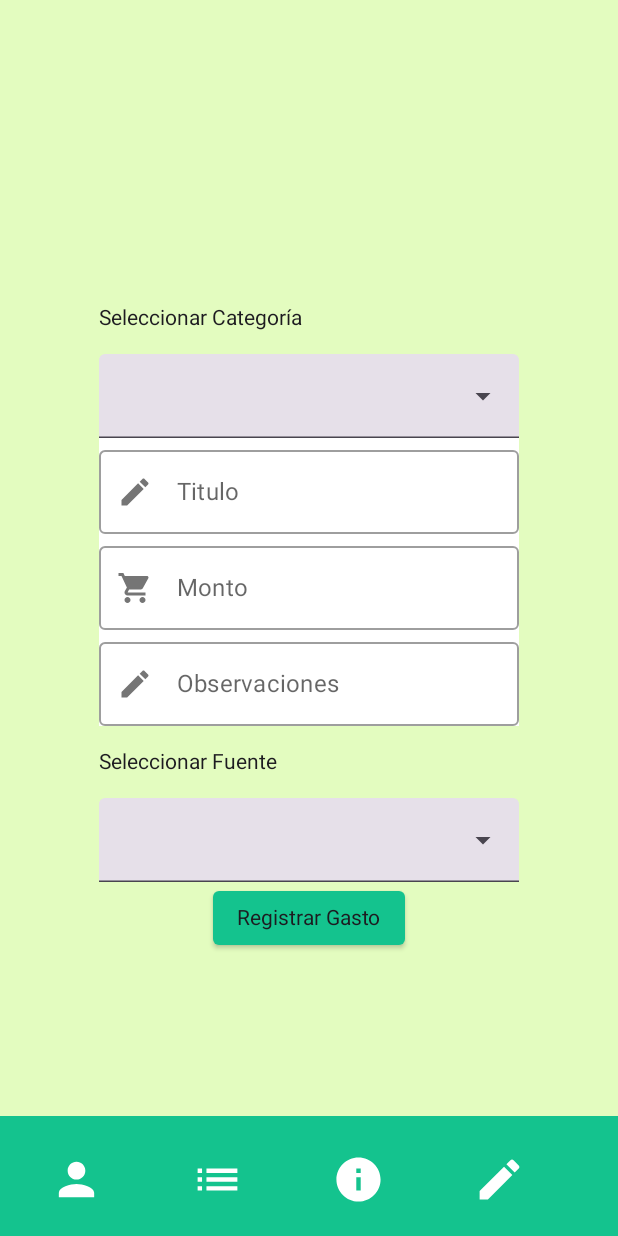
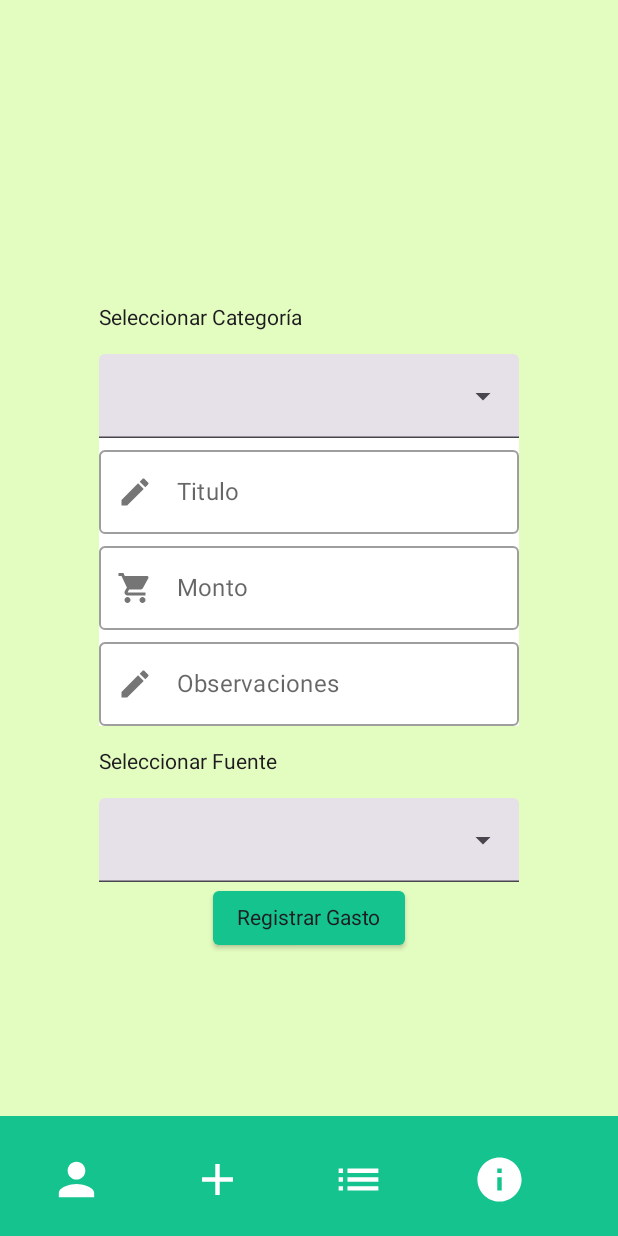
Before and after one commit to tvillegas98/tdl-kotlin-2023-1c, an Android app built with Jetpack Compose: the RegistrarGastosActivity screen opened directly, with no data from a screen before it, on a phone screen of 412 x 824 dp. Run offline under Robolectric (Android 15) with nearby library versions, the phone set to English and light mode, and no system bars; our stand-ins replace Firebase (no records; nobody signed in at launch, a user with empty details on screens opened directly).

Commit message:
Funcionalidad navBar + organizacion archivos

```diff
--- a/MyFirstApp/app/src/main/java/com/example/myfirstapp/RegistrarGastoActivity.kt
+++ b/MyFirstApp/app/src/main/java/com/example/myfirstapp/RegistrarGastoActivity.kt
@@ -14,17 +14,12 @@ import androidx.compose.foundation.background
 import androidx.compose.foundation.layout.Arrangement
 import androidx.compose.foundation.layout.Column
 import androidx.compose.foundation.layout.fillMaxSize
-import androidx.compose.foundation.layout.padding
-import androidx.compose.foundation.text.KeyboardOptions
 import androidx.compose.material.ButtonDefaults
 import androidx.compose.material.icons.Icons
 import androidx.compose.material.icons.filled.Edit
 import androidx.compose.material.icons.filled.ShoppingCart
 import androidx.compose.material.Button
-import androidx.compose.material3.DropdownMenuItem
 import androidx.compose.material3.ExperimentalMaterial3Api
-import androidx.compose.material3.ExposedDropdownMenuBox
-import androidx.compose.material3.ExposedDropdownMenuDefaults
 import androidx.compose.material3.MaterialTheme
 import androidx.compose.material3.Scaffold
 import androidx.compose.material3.Surface
@@ -37,14 +32,11 @@ import androidx.compose.runtime.remember
 import androidx.compose.runtime.setValue
 import androidx.compose.ui.Alignment
 import androidx.compose.ui.Modifier
-import androidx.compose.ui.graphics.Color
 import androidx.compose.ui.res.colorResource
-import androidx.compose.ui.text.input.KeyboardType
-import androidx.compose.ui.unit.dp
 import com.example.myfirstapp.ui.DropdownMenu
 import com.example.myfirstapp.ui.StandardNumberField
 import com.example.myfirstapp.ui.StandardTextField
-import com.example.myfirstapp.ui.navigationAppBar
+import com.example.myfirstapp.ui.StandardNavigationAppBar
 import com.example.myfirstapp.ui.theme.MyFirstAppTheme
 import com.google.firebase.Timestamp
 import com.google.firebase.firestore.ktx.firestore
@@ -52,6 +44,9 @@ import com.google.firebase.ktx.Firebase
 import java.util.Date
 
 class RegistrarGastosActivity : ComponentActivity() {
+    private val registrarGastos = {startActivity(Intent(this, RegistrarGastosActivity::class.java))}
+    private val historialGastos = {startActivity(Intent(this, HistorialGastosActivity::class.java))}
+
     @RequiresApi(Build.VERSION_CODES.M)
     @SuppressLint("UnusedMaterial3ScaffoldPaddingParameter")
     @OptIn(ExperimentalMaterial3Api::class)
@@ -66,7 +61,7 @@ class RegistrarGastosActivity : ComponentActivity() {
                     color = MaterialTheme.colorScheme.background
                 ) {
                     Scaffold(
-                        bottomBar = { navigationAppBar() }
+                        bottomBar = { StandardNavigationAppBar(registrarGastos=registrarGastos, historialGastos=historialGastos) }
                     ) {
                         registroDeGasto()
                     }
--- a/MyFirstApp/app/src/main/java/com/example/myfirstapp/ui/NavigationAppBar.kt
+++ b/MyFirstApp/app/src/main/java/com/example/myfirstapp/ui/NavigationAppBar.kt
@@ -1,74 +1,48 @@
 package com.example.myfirstapp.ui
 
-import android.content.Intent
-import android.util.Log
-import androidx.compose.foundation.layout.padding
-import androidx.compose.foundation.layout.size
-import androidx.compose.material.Icon
+import androidx.compose.material.TopAppBar
 import androidx.compose.material.icons.Icons
-import androidx.compose.material.icons.filled.Create
+import androidx.compose.material.icons.filled.Add
 import androidx.compose.material.icons.filled.Info
 import androidx.compose.material.icons.filled.List
 import androidx.compose.material.icons.filled.Person
-import androidx.compose.material3.IconButton
 import androidx.compose.runtime.Composable
-import androidx.compose.ui.Modifier
-import androidx.compose.ui.graphics.Color
 import androidx.compose.ui.res.colorResource
 import androidx.compose.ui.unit.dp
-import androidx.core.content.ContextCompat.startActivity
 import com.example.myfirstapp.R
-import com.example.myfirstapp.RegistrarGastosActivity
 
 @Composable
 //@Preview
-fun navigationAppBar() {
+fun StandardNavigationAppBar(registrarGastos: () -> Unit, historialGastos: () -> Unit) {
     androidx.compose.material3.BottomAppBar(
         actions = {
-            IconButton(
-                onClick = {
-                    Log.d("LIST", "BUTTON PERSON")
-                          },
-                modifier = Modifier
-                    .padding(horizontal = 12.dp)
-                    .size(70.dp)
-            ) {
-                Icon(Icons.Filled.Person,
-                    contentDescription = "",
-                    tint = Color.White,
-                    modifier=Modifier.size(35.dp))
-            }
-            IconButton(
-                    onClick = { /* TODO Edit onClick */
-                        Log.d("LIST", "BUTTON LIST")
-                         },
-                    modifier = Modifier
-                        .padding(horizontal = 12.dp)
-                        .size(70.dp)
-            ) {
-                Icon(Icons.Filled.List, contentDescription = "", tint = Color.White, modifier=Modifier.size(35.dp))
-            }
-            IconButton(
-                onClick = { /* TODO Delete onClick */
-                    Log.d("LIST", "BUTTON INFO")
-                          },
-                modifier = Modifier
-                    .padding(horizontal = 12.dp)
-                    .size(70.dp)
-            ) {
-                Icon(Icons.Filled.Info, contentDescription = "", tint = Color.White, modifier=Modifier.size(35.dp))
-            }
-            IconButton(
-                onClick = { /* TODO Create onClick */
-                    Log.d("LIST", "BUTTON CREATE")
-                          },
-                modifier = Modifier
-                    .padding(horizontal = 12.dp)
-                    .size(70.dp)
-            ) {
-                Icon(Icons.Filled.Create, contentDescription = "", tint = Color.White, modifier=Modifier.size(35.dp))
-            }
+            //PERFIL
+            StandardIconButton(accion = { /*TODO*/ }, icon = Icons.Filled.Person)
+
+            // REGISTRAR GASTO
+            StandardIconButton(accion = registrarGastos, icon = Icons.Filled.Add)
+
+            // HISTORIAL GASTOS
+            StandardIconButton(accion = historialGastos , icon = Icons.Filled.List)
+
+            // ESTADISTICAS / GRAFICOS
+            StandardIconButton(accion = { /*TODO*/ }, icon = Icons.Filled.Info)
+
         },
         containerColor = colorResource(id = R.color.FourthColor),
     )
 }
+
+@Composable
+fun StandardTopAppBar(
+    onBackClick: () -> Unit
+) {
+    TopAppBar(
+        title = { null },
+        navigationIcon = {
+            StandardBackButton(onBackClick)
+        },
+        backgroundColor = colorResource(id = R.color.ThirdColor),
+        elevation = 0.dp
+    )
+}
--- a/MyFirstApp/app/src/main/java/com/example/myfirstapp/ui/Utils.kt
+++ b/MyFirstApp/app/src/main/java/com/example/myfirstapp/ui/Utils.kt
@@ -6,19 +6,21 @@ import androidx.annotation.RequiresApi
 import androidx.compose.foundation.background
 import androidx.compose.foundation.layout.Column
 import androidx.compose.foundation.layout.padding
+import androidx.compose.foundation.layout.size
 import androidx.compose.foundation.text.KeyboardOptions
 import androidx.compose.material.Button
 import androidx.compose.material.ButtonDefaults
 import androidx.compose.material.Icon
 import androidx.compose.material.OutlinedTextField
 import androidx.compose.material.Text
-import androidx.compose.material.TextFieldColors
 import androidx.compose.material.icons.Icons
+import androidx.compose.material.icons.filled.ArrowBack
 import androidx.compose.material.icons.filled.Lock
 import androidx.compose.material3.DropdownMenuItem
 import androidx.compose.material3.ExperimentalMaterial3Api
 import androidx.compose.material3.ExposedDropdownMenuBox
 import androidx.compose.material3.ExposedDropdownMenuDefaults
+import androidx.compose.material3.IconButton
 import androidx.compose.material3.TextField
 import androidx.compose.runtime.Composable
 import androidx.compose.runtime.getValue
@@ -67,6 +69,35 @@ fun StandardButton(onClick: () -> Unit, label: String) {
         colors = ButtonDefaults.buttonColors(backgroundColor = colorResource(id = R.color.FourthColor))
     ) {
         Text(text = label)
+    }
+}
+
+@Composable
+fun StandardIconButton(accion : () -> Unit, icon : ImageVector){
+    IconButton(
+        onClick = accion,
+        modifier = Modifier
+            .padding(horizontal = 12.dp)
+            .size(70.dp)
+    ) {
+        Icon(
+            imageVector = icon,
+            contentDescription = "",
+            tint = Color.White,
+            modifier = Modifier.size(35.dp)
+        )
+    }
+}
+
+@Composable
+fun StandardBackButton(onBackClick: () -> Unit) {
+    androidx.compose.material.IconButton(onClick = onBackClick) {
+        Icon(
+            imageVector = Icons.Default.ArrowBack,
+            contentDescription = "Back",
+            tint = Color.Black,
+            modifier = Modifier.size(24.dp)
+        )
     }
 }
 
```
Also changed, not shown: MyFirstApp/app/src/main/java/com/example/myfirstapp/HistorialGastosActivity.kt (+19 -2 lines), MyFirstApp/app/src/main/java/com/example/myfirstapp/crearCuentaActivity.kt (+6 -4 lines), MyFirstApp/app/src/main/java/com/example/myfirstapp/ui/AppTopBar.kt (deleted, +0 -32 lines), MyFirstApp/app/src/main/java/com/example/myfirstapp/ui/BottomNavigationAppBar.kt (deleted, +0 -41 lines), MyFirstApp/app/src/main/java/com/example/myfirstapp/ui/backIcon.kt (deleted, +0 -23 lines).
